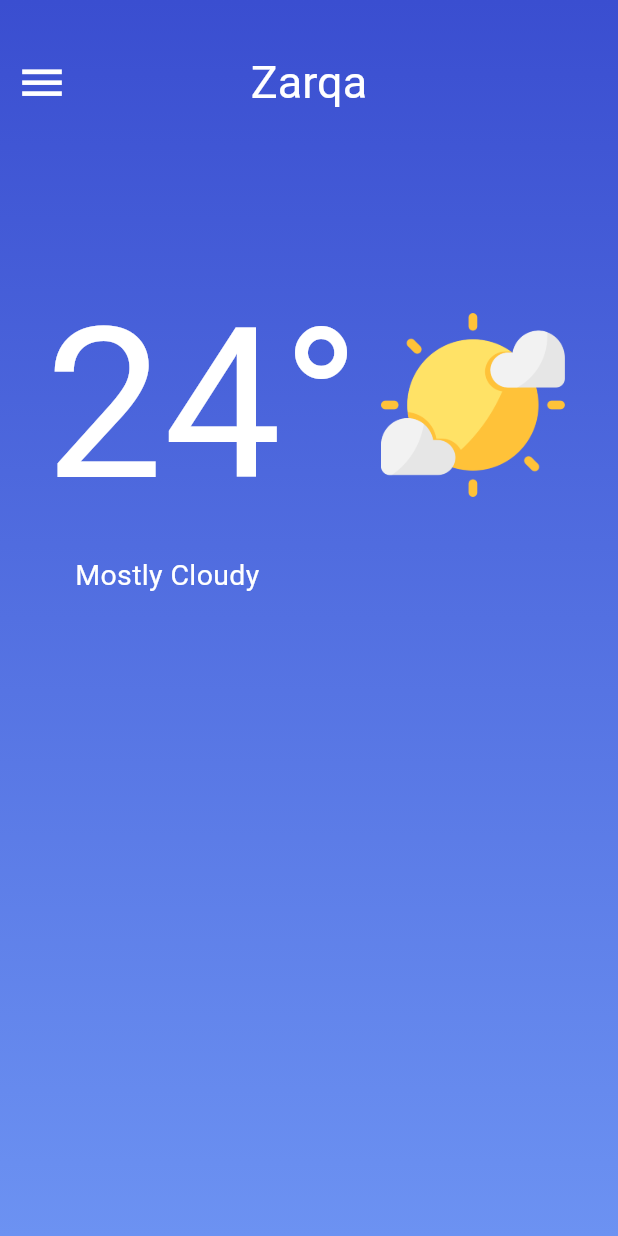
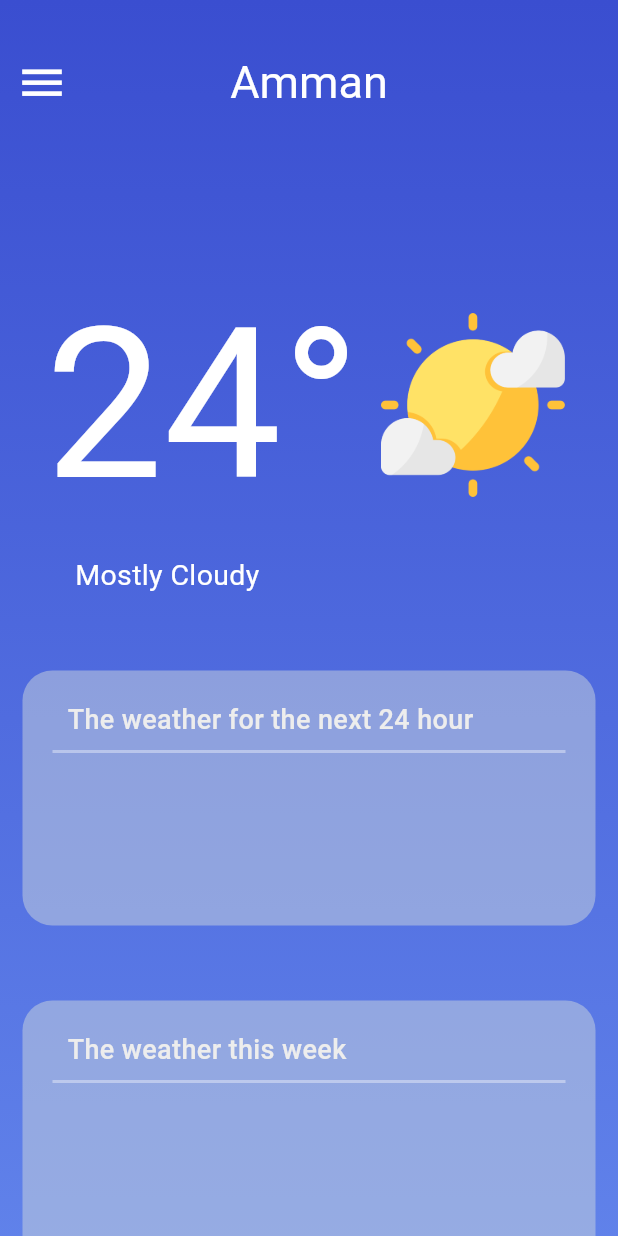
Before and after one commit to WeatherProjectInFlutter/WeatherApp, a Flutter app: the screen it shows after launch, on a phone screen of 412 x 824 dp. Run offline on Flutter 3.47's test engine with Material 3 defaults, Android fonts, the phone set to English and light mode, and no system bars.

Commit message:
Mohammd-jehad : make the todayBlockWeather and the weekBlockWeather

```diff
--- a/local_weather_app/lib/main.dart
+++ b/local_weather_app/lib/main.dart
@@ -18,27 +18,37 @@ class MyApp extends StatelessWidget {
           useMaterial3: true,
         ),
         home: Scaffold(
-            extendBodyBehindAppBar:true, // Allows the body to extend behind the AppBar, to make body&appbar in the same color without borders
+            extendBodyBehindAppBar:
+                true, // Allows the body to extend behind the AppBar, to make body&appbar in the same color without borders
             appBar: AppBar(
-              backgroundColor: Colors.transparent, // Makes the AppBar transparent
+              backgroundColor:
+                  Colors.transparent, // Makes the AppBar transparent
               elevation: 0, // Removes the shadow under the AppBar
               toolbarHeight: 110,
               centerTitle: true,
-              title: const Text("Zarqa",style: TextStyle(fontSize: 30, color: Colors.white),
+              title: const Text(
+                "Amman",
+                style: TextStyle(fontSize: 30, color: Colors.white),
               ),
               leading: IconButton(
                   //this leading make the icon placed in the left
                   onPressed: () {},
-                  icon: const Icon(Icons.menu,color: Colors.white,size: 35,)
+                  icon: const Icon(
+                    Icons.menu,
+                    color: Colors.white,
+                    size: 35,
+                  )),
             ),
-            ),
-            body: Container(
-              padding: const EdgeInsets.only(top: 170),// Prevents content from overlapping the AppBar
+            body: SingleChildScrollView(
+              child: Container(
+                padding: const EdgeInsets.only(
+                    top: 170,
+                    bottom: 100), // Prevents content from overlapping the AppBar
 
                 //All the code till the end of box decoration is for make the background as a gradient
                 decoration: const BoxDecoration(
                   gradient: LinearGradient(
-                  begin:Alignment.topCenter,
+                    begin: Alignment.topCenter,
                     end: Alignment.bottomCenter,
                     colors: [
                       Color(0xFF3A4ED0), // Start color (blue)
@@ -46,29 +56,123 @@ class MyApp extends StatelessWidget {
                     ],
                   ),
                 ),
-              child:  Column(
+                child: Column(
                   children: [
                     Row(
                       children: [
-                      const Padding(padding:EdgeInsets.only(left: 30)),
-                      const Text("24°" ,style: TextStyle(color: Colors.white,fontSize: 140,),),
+                        const Padding(padding: EdgeInsets.only(left: 30)),
+                        const Text(
+                          "24°",
+                          style: TextStyle(
+                            color: Colors.white,
+                            fontSize: 140,
+                          ),
+                        ),
                         Container(
                           padding: const EdgeInsets.only(left: 5),
-                        child:Image.asset("Materials/sunny.png",width: 140,height: 140),
+                          child: Image.asset("Materials/sunny.png",
+                              width: 140, height: 140),
                         )
                       ],
                     ),
                     const Row(
                       children: [
                         Padding(padding: EdgeInsets.only(left: 50)),
-                      Text("Mostly Cloudy",style: TextStyle(color: Colors.white,fontSize: 19),)
-                    ],
+                        Text(
+                          "Mostly Cloudy",
+                          style: TextStyle(color: Colors.white, fontSize: 19),
                         )
-
                       ],
                     ),
+                    //This block is for the today weather (over 24 hour)
+                    TodayWeaterWindow(),
+                    //this block is for the weekly weather (7 days)
+                    WeekWeatherBlock()
+                  ],
+                ),
+              ),
+            )));
+  }
+}
+
+class TodayWeaterWindow extends StatelessWidget {
+  const TodayWeaterWindow({super.key});
+
+  @override
+  Widget build(BuildContext context) {
+    return Container(
+      margin: const EdgeInsets.fromLTRB(15, 50, 15, 0),
+      padding: const EdgeInsets.all(20),
+      height: 170,
+      //This for make the decoration for the block
+      decoration: BoxDecoration(
+          color: const Color.fromARGB(124, 207, 216, 220),
+          borderRadius: BorderRadius.circular(20)),
+      child: const Column(
+        crossAxisAlignment: CrossAxisAlignment.start,
+        children: [
+          //this to make the header text in the block
+          Padding(
+            padding: EdgeInsets.fromLTRB(10.0, 0, 0, 0),
+            child: Row(
+
+              children: [
+                Text(
+                  "The weather for the next 24 hour",
+                  style: TextStyle(
+                      fontSize: 18,
+                      fontWeight: FontWeight.w500,
+                      color: Color.fromARGB(255, 237, 237, 237)),
                 )
+              ],
+            ),
+          ),
+          Divider(
+            //this to make line inside the block
+            color: Colors.white38,
+            thickness: 2.0,
           )
+        ],
+      ),
     );
   }
 }
+
+class WeekWeatherBlock extends StatelessWidget {
+  const WeekWeatherBlock({super.key});
+
+  @override
+  Widget build(BuildContext context) {
+    return Container(
+      margin: const EdgeInsets.fromLTRB(15, 50, 15, 0),
+      padding: const EdgeInsets.all(20),
+      height: 320,
+      decoration: BoxDecoration(
+          color: const Color.fromARGB(124, 207, 216, 220),
+          borderRadius: BorderRadius.circular(20)),
+      child: const Column(
+        crossAxisAlignment: CrossAxisAlignment.start,
+        children: [
+          Padding(
+            padding: EdgeInsets.fromLTRB(10.0, 0, 0, 0),
+            child: Row(
+              children: [
+                Text(
+                  "The weather this week",
+                  style: TextStyle(
+                      fontSize: 18,
+                      fontWeight: FontWeight.w500,
+                      color: Color.fromARGB(255, 237, 237, 237)),
+                )
+              ],
+            ),
+          ),
+          Divider(
+            color: Colors.white38,
+            thickness: 2.0,
+          )
+        ],
+      ),
+    );
+  }
+}
```
Lines whose indentation alone changed are shown as unchanged.
